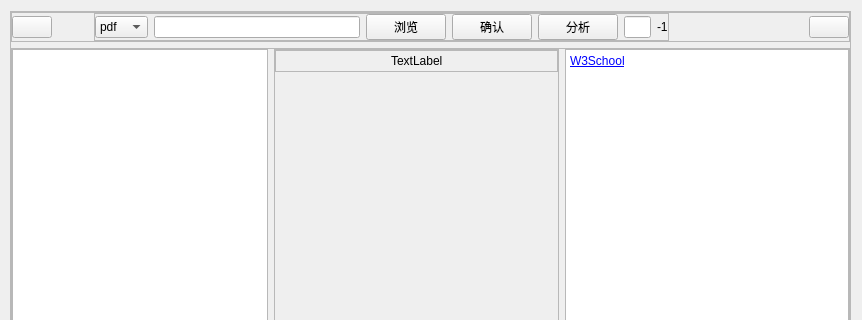
Qt form ui/pdfuinew.ui (fffoobibi/pyqt_ocr) before a commit; both pictures show x 0 to 862 and y 0 to 320 of the 862 by 548 pixel window.
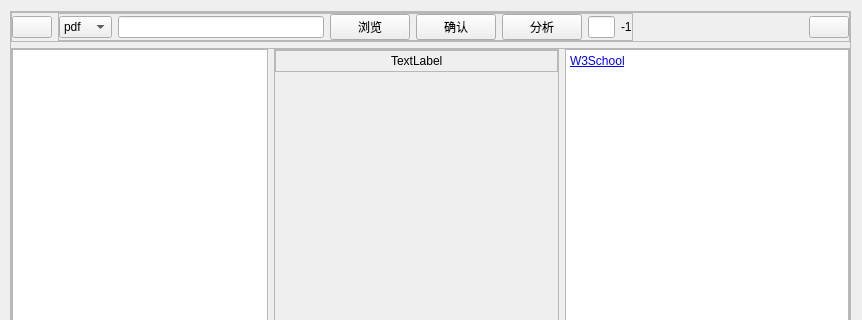
The same form after that commit. Icons and pictures are not drawn. Custom widgets are drawn as their Qt base class.

```diff
--- a/ui/pdfuinew.ui
+++ b/ui/pdfuinew.ui
@@ -50,7 +50,7 @@
         <property name="frameShadow">
          <enum>QFrame::Raised</enum>
         </property>
-        <layout class="QHBoxLayout" name="horizontalLayout_6" stretch="0,0,0,8,0">
+        <layout class="QHBoxLayout" name="horizontalLayout_6" stretch="0,0,8,0">
          <property name="leftMargin">
           <number>0</number>
          </property>
@@ -77,31 +77,6 @@
            </property>
           </widget>
          </item>
-         <item>
-          <widget class="QLabel" name="spacelabel">
-           <property name="sizePolicy">
-            <sizepolicy hsizetype="Fixed" vsizetype="Preferred">
-             <horstretch>0</horstretch>
-             <verstretch>0</verstretch>
-            </sizepolicy>
-           </property>
-           <property name="minimumSize">
-            <size>
-             <width>30</width>
-             <height>0</height>
-            </size>
-           </property>
-           <property name="baseSize">
-            <size>
-             <width>30</width>
-             <height>5</height>
-            </size>
-           </property>
-           <property name="text">
-            <string/>
-           </property>
-          </widget>
-         </item>
          <item>
           <widget class="QFrame" name="frame_5">
            <property name="sizePolicy">
@@ -248,7 +223,7 @@
            </property>
            <property name="sizeHint" stdset="0">
             <size>
-             <width>300</width>
+             <width>3000</width>
              <height>20</height>
             </size>
            </property>
@@ -571,6 +546,11 @@
    <extends>QPushButton</extends>
    <header location="global">customwidgets</header>
   </customwidget>
+  <customwidget>
+   <class>CTextBrowser</class>
+   <extends>QTextBrowser</extends>
+   <header>customwidgets</header>
+  </customwidget>
  </customwidgets>
  <resources>
   <include location="src.qrc"/>
```
Left out of the diff: 2 changed lines with no effect on the pictures.
